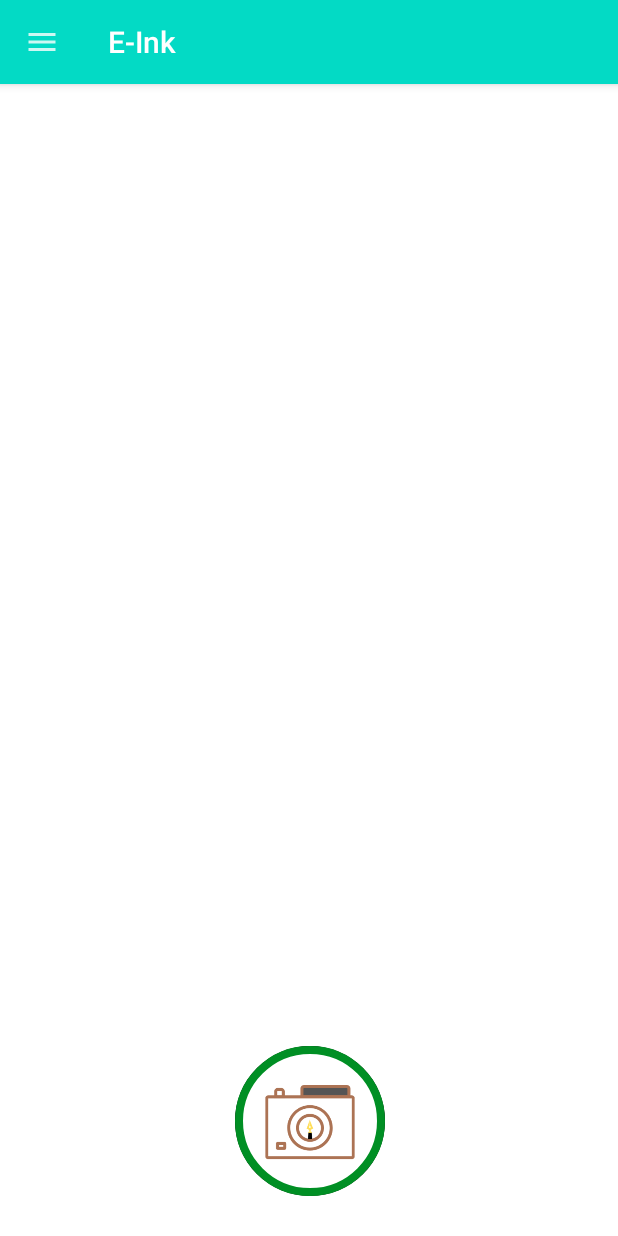
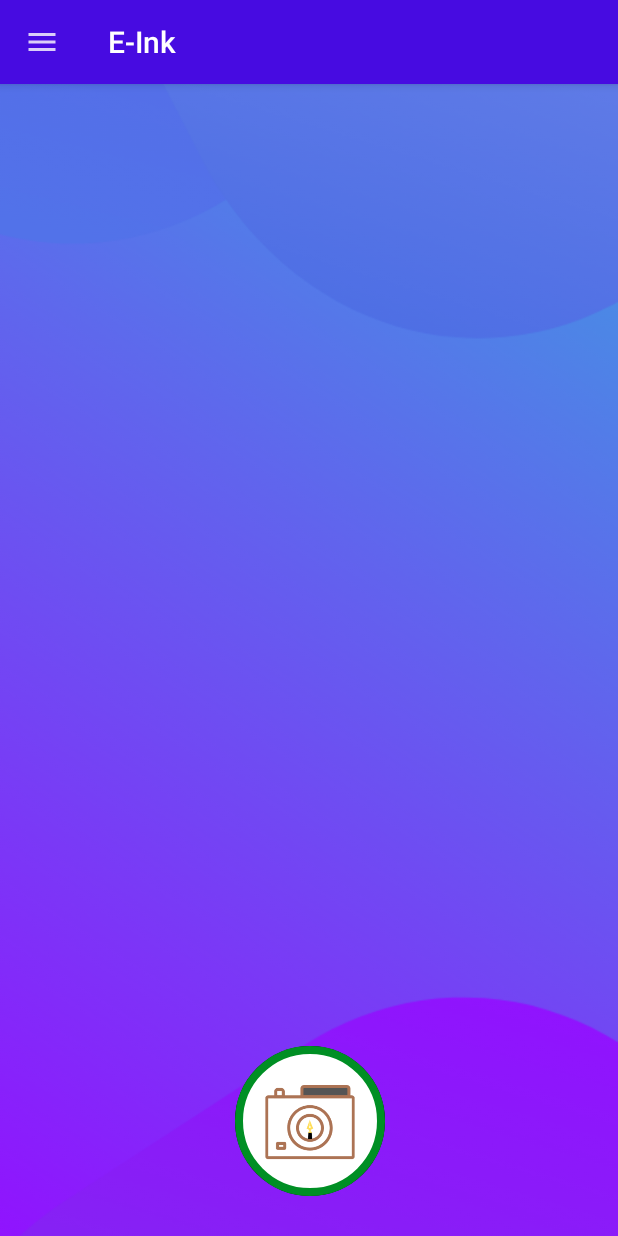
Before and after one commit to akshaynarisetti/E-Ink, an Android app: the screen it shows after launch once a user with an empty profile is signed in (MainActivity), on a phone screen of 412 x 824 dp. Run offline under Robolectric (Android 15) with nearby library versions, the light colour scheme and no system bars; our stand-ins replace Firebase (no records; nobody signed in at launch, a user with empty details on screens opened directly); libraries missing offline, so code that uses them is left out: com.karumi.dexter, com.pspdfkit.configuration, com.pspdfkit.document, com.pspdfkit.ui, com.theartofdev.edmodo; 3 statements that could not run were skipped.

Commit message:
added background for main activity

```diff
--- a/app/src/main/java/com/example/e_ink/activities/activities/MainActivity.kt
+++ b/app/src/main/java/com/example/e_ink/activities/activities/MainActivity.kt
@@ -97,10 +97,15 @@ class MainActivity : BaseAcitivity(),NavigationView.OnNavigationItemSelectedList
     override fun onCreate(savedInstanceState: Bundle?) {
         super.onCreate(savedInstanceState)
         setContentView(R.layout.activity_main)
+
         window.setFlags(
             WindowManager.LayoutParams.FLAG_FULLSCREEN,
             WindowManager.LayoutParams.FLAG_FULLSCREEN
         )
+
+
+
+
         FirestoreClass().loadUserData(this@MainActivity)
 
 
@@ -240,7 +245,7 @@ class MainActivity : BaseAcitivity(),NavigationView.OnNavigationItemSelectedList
                 adapter.notifyDataSetChanged()
                 et_pdf_name.visibility = View.VISIBLE
                 btn_pdfExport.visibility = View.VISIBLE
-               // btn_ocr.visibility = View.VISIBLE
+                btn_ocr.visibility = View.VISIBLE
 
 
             }
--- a/app/src/main/res/layout/app_bar_main.xml
+++ b/app/src/main/res/layout/app_bar_main.xml
@@ -11,13 +11,15 @@
     <com.google.android.material.appbar.AppBarLayout
         android:layout_width="match_parent"
         android:layout_height="wrap_content"
-        android:theme="@style/AppTheme.AppBarOverlay">
+        android:theme="@style/AppTheme.AppBarOverlay"
+
+        >
 
         <androidx.appcompat.widget.Toolbar
             android:id="@+id/toolbar_main_activity"
             android:layout_width="match_parent"
             android:layout_height="?attr/actionBarSize"
-            android:background="#FF03DAC5"
+            android:background="#470BE1"
             app:popupTheme="@style/AppTheme.PopupOverlay" />
 
     </com.google.android.material.appbar.AppBarLayout>
--- a/app/src/main/res/layout/content_main.xml
+++ b/app/src/main/res/layout/content_main.xml
@@ -10,7 +10,7 @@
     android:id="@+id/style"
     android:layout_width="match_parent"
     android:layout_height="match_parent"
-    android:background="@color/white"
+    android:background="@drawable/ic_bg"
     android:gravity="center_horizontal"
     android:orientation="vertical"
     android:padding="8dp"
--- a/app/src/main/res/values/themes.xml
+++ b/app/src/main/res/values/themes.xml
@@ -22,7 +22,10 @@
     </style>
 
 
-    <style name="AppTheme.AppBarOverlay" parent="ThemeOverlay.AppCompat.Dark.ActionBar" />
+    <style name="AppTheme.AppBarOverlay" parent="ThemeOverlay.AppCompat.Dark.ActionBar"
+
+
+        />
 
     <style name="AppTheme.PopupOverlay" parent="ThemeOverlay.AppCompat.Light" />
 </resources>
```
